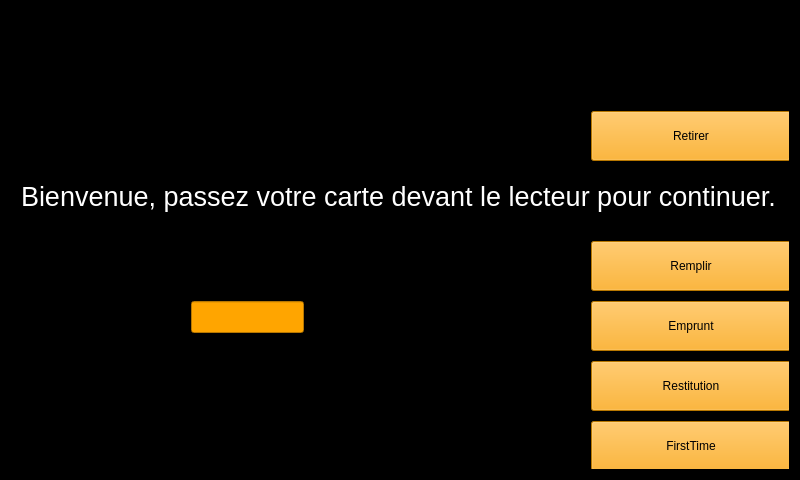
Qt form CasierConnectees/gestionnairecasier.ui (MoquereauClement/TravailProjet) before a commit.
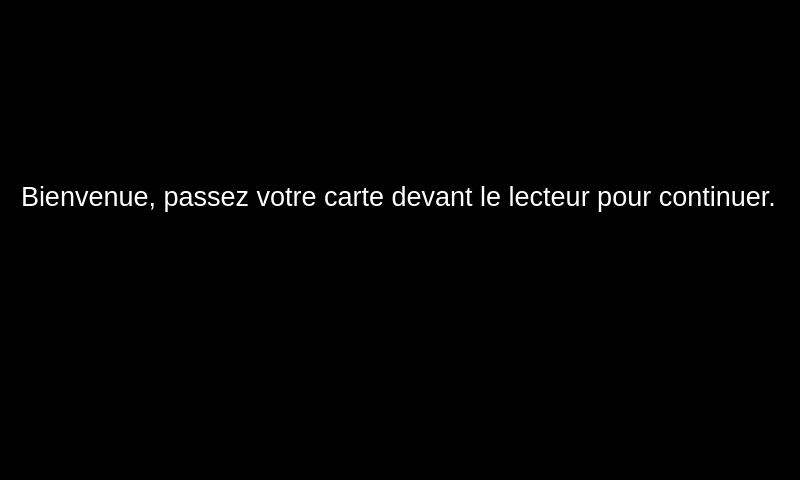
The same form after that commit. The open tabs and pages were chosen to show the change. Icons and pictures are not drawn.

What changed in the file:
```diff
--- a/CasierConnectees/gestionnairecasier.ui
+++ b/CasierConnectees/gestionnairecasier.ui
@@ -82,70 +82,6 @@
         <set>Qt::AlignHCenter|Qt::AlignTop</set>
        </property>
       </widget>
-      <widget class="QPushButton" name="pushButton_RedirectionEmprunt">
-       <property name="geometry">
-        <rect>
-         <x>580</x>
-         <y>290</y>
-         <width>200</width>
-         <height>50</height>
-        </rect>
-       </property>
-       <property name="styleSheet">
-        <string notr="true">background-color:orange; color:bl;</string>
-       </property>
-       <property name="text">
-        <string>Emprunt</string>
-       </property>
-      </widget>
-      <widget class="QPushButton" name="pushButton_RedirectionRestitution">
-       <property name="geometry">
-        <rect>
-         <x>580</x>
-         <y>350</y>
-         <width>200</width>
-         <height>50</height>
-        </rect>
-       </property>
-       <property name="styleSheet">
-        <string notr="true">background-color:orange; color:bl;</string>
-       </property>
-       <property name="text">
-        <string>Restitution</string>
-       </property>
-      </widget>
-      <widget class="QPushButton" name="pushButton_RedirectionFirstTime">
-       <property name="geometry">
-        <rect>
-         <x>580</x>
-         <y>410</y>
-         <width>200</width>
-         <height>50</height>
-        </rect>
-       </property>
-       <property name="styleSheet">
-        <string notr="true">background-color:orange; color:bl;</string>
-       </property>
-       <property name="text">
-        <string>FirstTime</string>
-       </property>
-      </widget>
-      <widget class="QPushButton" name="pushButton_RedirectionRemplir">
-       <property name="geometry">
-        <rect>
-         <x>580</x>
-         <y>230</y>
-         <width>200</width>
-         <height>50</height>
-        </rect>
-       </property>
-       <property name="styleSheet">
-        <string notr="true">background-color:orange; color:bl;</string>
-       </property>
-       <property name="text">
-        <string>Remplir</string>
-       </property>
-      </widget>
       <widget class="QLabel" name="label">
        <property name="geometry">
         <rect>
@@ -167,35 +103,6 @@
         <string>Bienvenue, passez votre carte devant le lecteur pour continuer.</string>
        </property>
       </widget>
-      <widget class="QPushButton" name="pushButton_RedirectionRetirer">
-       <property name="geometry">
-        <rect>
-         <x>580</x>
-         <y>100</y>
-         <width>200</width>
-         <height>50</height>
-        </rect>
-       </property>
-       <property name="styleSheet">
-        <string notr="true">background-color:orange; color:bl;</string>
-       </property>
-       <property name="text">
-        <string>Retirer</string>
-       </property>
-      </widget>
-      <widget class="QLineEdit" name="lineEdit">
-       <property name="geometry">
-        <rect>
-         <x>180</x>
-         <y>290</y>
-         <width>113</width>
-         <height>32</height>
-        </rect>
-       </property>
-       <property name="styleSheet">
-        <string notr="true">background-color:orange;</string>
-       </property>
-      </widget>
      </widget>
      <widget class="QWidget" name="Emprunt">
       <widget class="QLabel" name="label_Image1">
@@ -1985,6 +1892,40 @@
        </property>
       </widget>
      </widget>
+     <widget class="QWidget" name="PanelAdmin">
+      <widget class="QPushButton" name="pushButton_RedirectionRetirer">
+       <property name="geometry">
+        <rect>
+         <x>280</x>
+         <y>100</y>
+         <width>200</width>
+         <height>50</height>
+        </rect>
+       </property>
+       <property name="styleSheet">
+        <string notr="true">background-color:orange; color:bl;</string>
+       </property>
+       <property name="text">
+        <string>Retirer</string>
+       </property>
+      </widget>
+      <widget class="QPushButton" name="pushButton_RedirectionRemplir">
+       <property name="geometry">
+        <rect>
+         <x>280</x>
+         <y>290</y>
+         <width>200</width>
+         <height>50</height>
+        </rect>
+       </property>
+       <property name="styleSheet">
+        <string notr="true">background-color:orange; color:bl;</string>
+       </property>
+       <property name="text">
+        <string>Remplir</string>
+       </property>
+      </widget>
+     </widget>
     </widget>
    </item>
   </layout>
```
Left out of the diff: 4 changed lines with no effect on the pictures.
